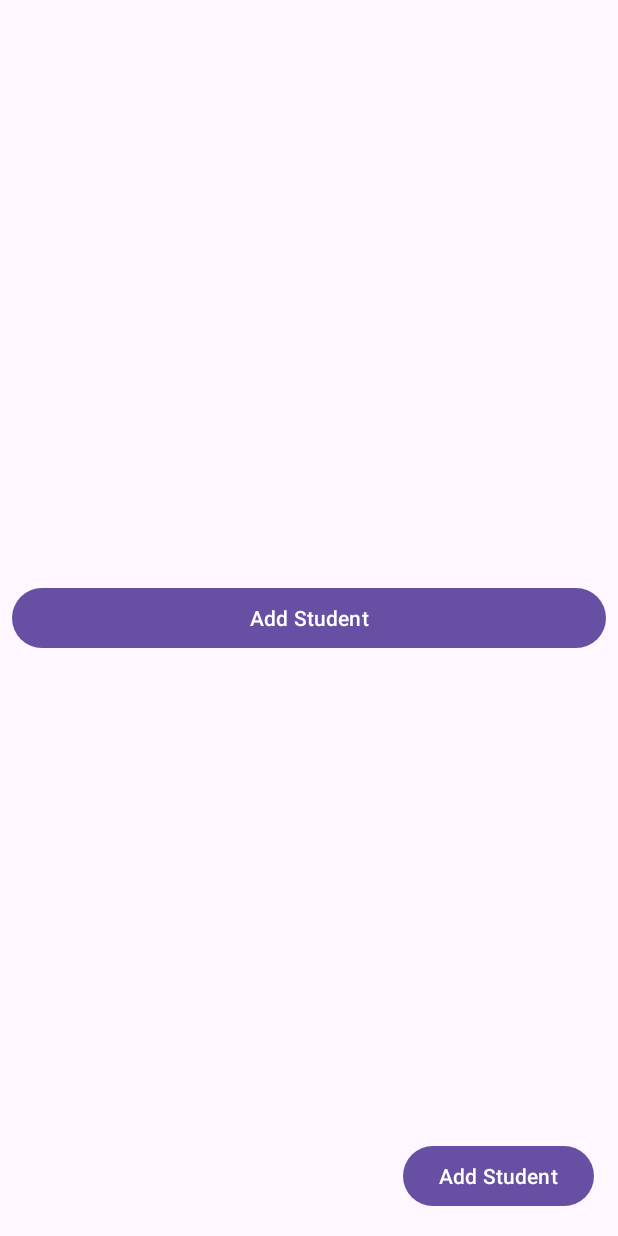
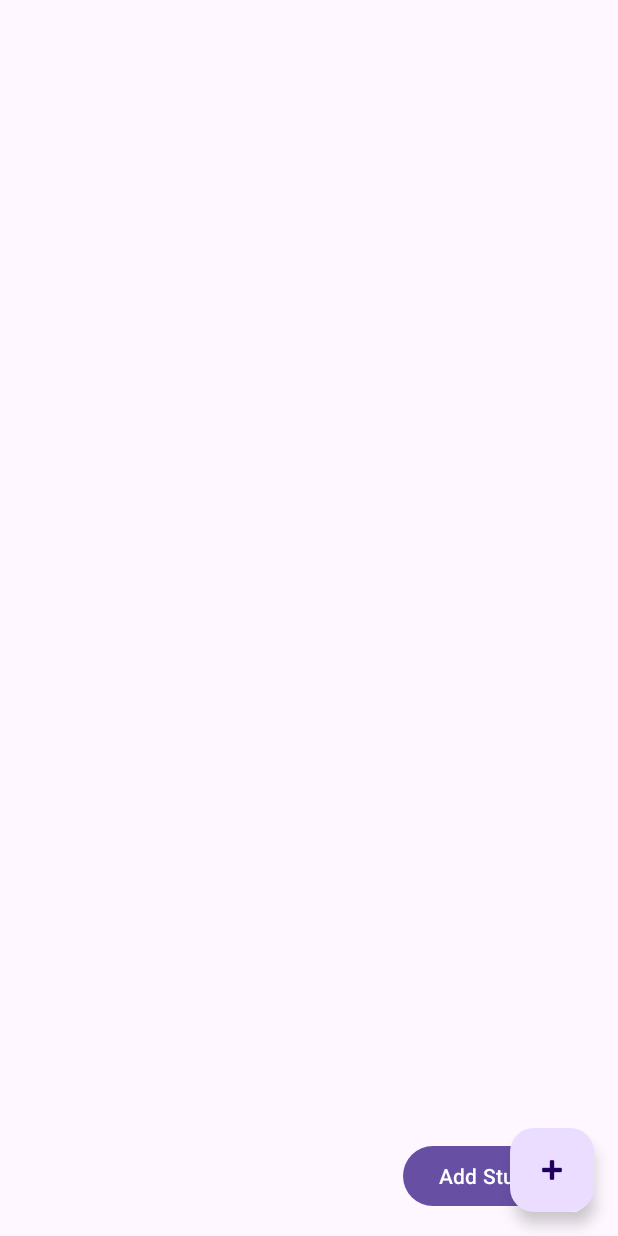
Before and after one commit to hadarz-education/Mobile-Assignments, an Android app: the MainActivity screen opened directly, with no data from a screen before it, on a phone screen of 412 x 824 dp. Run offline under Robolectric (Android 15) with nearby library versions, the phone set to English and light mode, and no system bars; 2 statements that could not run were skipped.

Commit message:
change the button

```diff
--- a/app/src/main/java/com/hzho/mobileassignments/MainActivity.kt
+++ b/app/src/main/java/com/hzho/mobileassignments/MainActivity.kt
@@ -28,7 +28,7 @@ class MainActivity : AppCompatActivity() {
         // Set the click listener
         addStudentButton.setOnClickListener {
             // Create an Intent to navigate to StudentsListActivity
-            val intent = Intent(this, StudentsRecyclerViewActivity::class.java)
+            val intent = Intent(this, AddStudentActivity::class.java)
             startActivity(intent)
         }
     }
--- a/app/src/main/res/layout/activity_main.xml
+++ b/app/src/main/res/layout/activity_main.xml
@@ -7,17 +7,27 @@
     android:layout_height="match_parent"
     tools:context=".MainActivity">
 
-    <Button
+    <com.google.android.material.floatingactionbutton.FloatingActionButton
         android:id="@+id/main_acitivity_add_student_button"
-        android:layout_width="0dp"
+        android:layout_width="wrap_content"
         android:layout_height="wrap_content"
-        android:layout_marginStart="8dp"
-        android:layout_marginEnd="8dp"
-        android:text="Add Student"
+        android:contentDescription="Add Student"
+        android:src="@android:drawable/ic_input_add"
         app:layout_constraintBottom_toBottomOf="parent"
         app:layout_constraintEnd_toEndOf="parent"
-        app:layout_constraintStart_toStartOf="parent"
-        app:layout_constraintTop_toTopOf="parent" />
+        android:layout_margin="16dp" />
+
+<!--    <Button-->
+<!--        android:id="@+id/main_acitivity_add_student_button"-->
+<!--        android:layout_width="0dp"-->
+<!--        android:layout_height="wrap_content"-->
+<!--        android:layout_marginStart="8dp"-->
+<!--        android:layout_marginEnd="8dp"-->
+<!--        android:text="Add Student"-->
+<!--        app:layout_constraintBottom_toBottomOf="parent"-->
+<!--        app:layout_constraintEnd_toEndOf="parent"-->
+<!--        app:layout_constraintStart_toStartOf="parent"-->
+<!--        app:layout_constraintTop_toTopOf="parent" />-->
 
     <RelativeLayout xmlns:android="http://schemas.android.com/apk/res/android"
         android:layout_width="match_parent"
```
